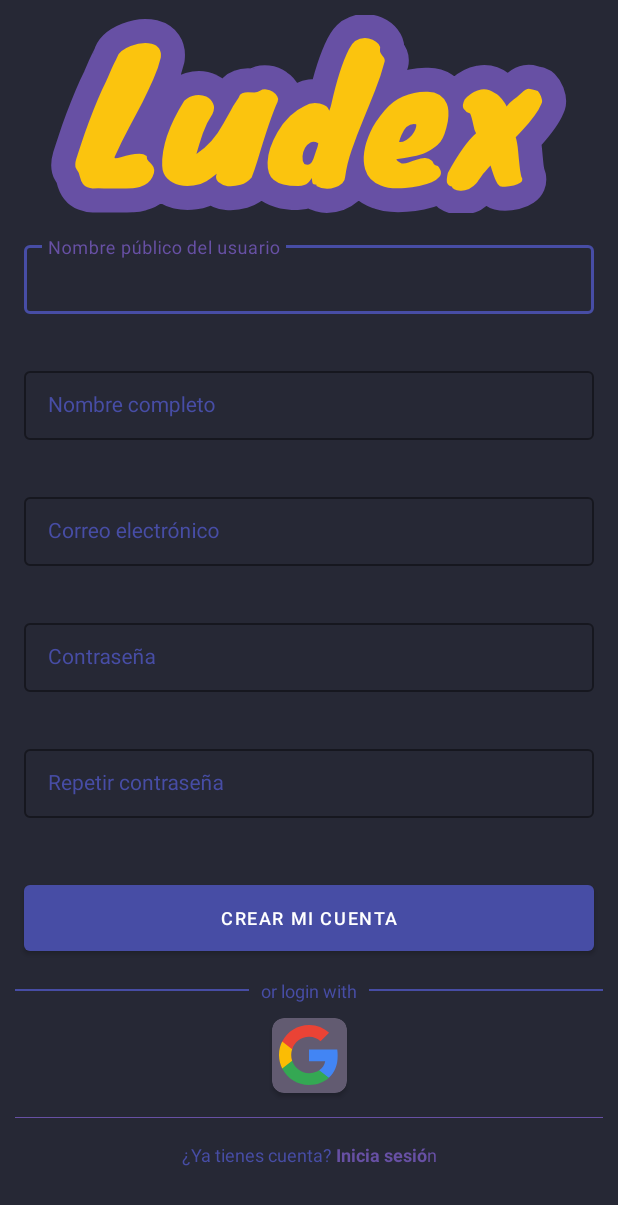
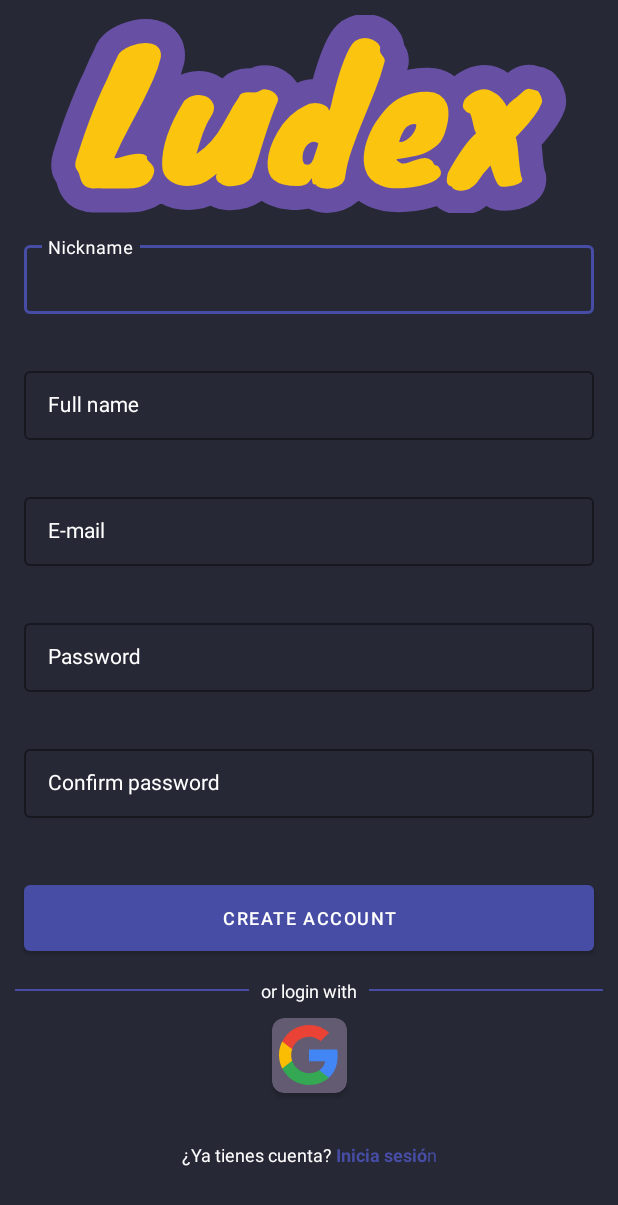
Before and after one commit to cvalera18/Ludex, an Android app: the SignInActivity screen opened directly, with no data from a screen before it, on a phone screen of 412 x 824 dp. Shown: the top 1205 px of the screen. Run offline under Robolectric (Android 15) with nearby library versions, the phone set to English and light mode, and no system bars; our stand-ins replace Dagger/Hilt's generated code, Firebase (no records; nobody signed in at launch, a user with empty details on screens opened directly); Roboto replaces fonts that are not available here.

Commit message:
Translate strings

```diff
--- a/app/src/main/java/com/cvalera/ludex/core/ex/ActivityEx.kt
+++ b/app/src/main/java/com/cvalera/ludex/core/ex/ActivityEx.kt
@@ -33,7 +33,7 @@ fun Activity.span(
 
     completedText.apply {
         setSpan(
-            ForegroundColorSpan(ContextCompat.getColor(context, R.color.seed)),
+            ForegroundColorSpan(ContextCompat.getColor(context, R.color.primary_color)),
             unselectedPart.length,
             (unselectedPart + selectedPart).length + 1,
             Spannable.SPAN_EXCLUSIVE_EXCLUSIVE
--- /dev/null
+++ b/app/src/main/res/color/selector_nav_item_icon_color.xml
@@ -0,0 +1,5 @@
+<?xml version="1.0" encoding="utf-8"?>
+<selector xmlns:android="http://schemas.android.com/apk/res/android">
+    <item android:state_checked="true" android:color="@color/primary_color" /> <!-- Color cuando el ítem está seleccionado -->
+    <item android:state_checked="false" android:color="@color/white" /> <!-- Color cuando el ítem no está seleccionado -->
+</selector>
--- a/app/src/main/res/layout/activity_introduction.xml
+++ b/app/src/main/res/layout/activity_introduction.xml
@@ -23,7 +23,7 @@ tools:context=".presentation.auth.intro.IntroductionActivity">
     android:layout_width="0dp"
     android:layout_height="44dp"
     android:layout_marginHorizontal="16dp"
-    android:text="Iniciar Sesión"
+    android:text="@string/log_in"
     android:layout_marginBottom="16dp"
     app:layout_constraintBottom_toTopOf="@+id/btnSingIn"
     app:layout_constraintEnd_toEndOf="parent"
@@ -35,7 +35,7 @@ tools:context=".presentation.auth.intro.IntroductionActivity">
         android:layout_width="0dp"
         android:layout_height="44dp"
         android:layout_marginHorizontal="16dp"
-        android:text="Crear Cuenta"
+        android:text="@string/create_account"
         android:layout_marginBottom="16dp"
         app:layout_constraintBottom_toTopOf="@+id/btnAnonymous"
         app:layout_constraintEnd_toEndOf="parent"
@@ -48,7 +48,7 @@ tools:context=".presentation.auth.intro.IntroductionActivity">
         android:layout_height="44dp"
         android:layout_marginHorizontal="16dp"
         android:layout_marginBottom="180dp"
-        android:text="INGRESAR COMO INCÓGNITO"
+        android:text="@string/log_in_anonymously"
         app:icon="@drawable/ic_anonymous"
         app:iconGravity="textStart"
         app:layout_constraintBottom_toBottomOf="parent"
--- a/app/src/main/res/layout/activity_main.xml
+++ b/app/src/main/res/layout/activity_main.xml
@@ -34,9 +34,10 @@
                 android:layout_height="wrap_content"
                 android:layout_gravity="bottom"
                 app:backgroundTint="@color/dark_gray"
-                app:itemIconTint="@color/primary_color"
+                app:itemIconTint="@color/selector_nav_item_icon_color"
+                android:pointerIcon="zoom_in"
                 app:itemRippleColor="@color/primary_color"
-                app:itemTextColor="@color/primary_color"
+                app:itemTextColor="@color/white"
                 app:layout_constraintBottom_toBottomOf="parent"
                 app:layout_constraintTop_toBottomOf="@+id/frameContainer"
                 app:menu="@menu/navegation_menu" />
--- a/app/src/main/res/layout/activity_sign_in.xml
+++ b/app/src/main/res/layout/activity_sign_in.xml
@@ -51,7 +51,7 @@ tools:context=".presentation.auth.signin.SignInActivity">
                 style="@style/FormEditText"
                 android:layout_width="match_parent"
                 android:layout_height="wrap_content"
-                android:hint="Nombre público del usuario"
+                android:hint="@string/nickname"
                 android:imeOptions="actionNext"
                 android:inputType="text"
                 android:textColorHighlight="@color/red"
@@ -75,7 +75,7 @@ tools:context=".presentation.auth.signin.SignInActivity">
                 style="@style/FormEditText"
                 android:layout_width="match_parent"
                 android:layout_height="wrap_content"
-                android:hint="Nombre completo"
+                android:hint="@string/full_name"
                 android:imeOptions="actionNext"
                 android:inputType="text" />
 
@@ -97,7 +97,7 @@ tools:context=".presentation.auth.signin.SignInActivity">
                 style="@style/FormEditText"
                 android:layout_width="match_parent"
                 android:layout_height="wrap_content"
-                android:hint="Correo electrónico"
+                android:hint="@string/email"
                 android:imeOptions="actionNext"
                 android:inputType="textEmailAddress"
                 android:textColorHighlight="@color/red"
@@ -121,7 +121,7 @@ tools:context=".presentation.auth.signin.SignInActivity">
                 style="@style/FormEditText"
                 android:layout_width="match_parent"
                 android:layout_height="wrap_content"
-                android:hint="Contraseña"
+                android:hint="@string/password"
                 android:imeOptions="actionNext"
                 android:inputType="textPassword"
                 android:textColorHighlight="@color/red"
@@ -146,7 +146,7 @@ tools:context=".presentation.auth.signin.SignInActivity">
                 style="@style/FormEditText"
                 android:layout_width="match_parent"
                 android:layout_height="wrap_content"
-                android:hint="Repetir contraseña"
+                android:hint="@string/confirm_password"
                 android:imeOptions="actionDone"
                 android:inputType="textPassword"
                 android:textColorHighlight="@color/red"
@@ -161,7 +161,7 @@ tools:context=".presentation.auth.signin.SignInActivity">
             android:layout_height="44dp"
             android:layout_marginHorizontal="16dp"
             android:layout_marginVertical="24dp"
-            android:text="Crear mi Cuenta"
+            android:text="@string/create_account"
             app:layout_constraintBottom_toTopOf="@+id/viewBottom"
             app:layout_constraintEnd_toEndOf="parent"
             app:layout_constraintStart_toStartOf="parent"
--- a/app/src/main/res/layout/activity_verification.xml
+++ b/app/src/main/res/layout/activity_verification.xml
@@ -40,7 +40,7 @@ tools:context=".presentation.auth.verification.VerificationActivity">
     android:visibility="invisible"
     android:layout_marginHorizontal="16dp"
     android:layout_marginTop="32dp"
-    android:text="Continuar"
+    android:text="@string/continue_text"
     app:layout_constraintBottom_toBottomOf="parent"
     app:layout_constraintEnd_toEndOf="parent"
     app:layout_constraintStart_toStartOf="parent"
--- a/app/src/main/res/layout/dialog_login_success.xml
+++ b/app/src/main/res/layout/dialog_login_success.xml
@@ -13,7 +13,7 @@
         android:layout_width="match_parent"
         android:layout_height="wrap_content"
         android:layout_marginTop="16dp"
-        android:text="!Cuenta creada!"
+        android:text="@string/welcome"
         android:textAlignment="center"
         app:layout_constraintTop_toTopOf="parent" />
 
@@ -23,7 +23,7 @@
         android:layout_width="match_parent"
         android:layout_height="wrap_content"
         android:layout_marginTop="8dp"
-        android:text="!Su cuenta se ha creado con éxito!"
+        android:text="@string/succes_new_account"
         android:textAlignment="center"
         app:layout_constraintTop_toBottomOf="@id/tvTitle" />
 
@@ -34,7 +34,7 @@
         android:layout_height="wrap_content"
         android:layout_marginHorizontal="16dp"
         android:layout_marginTop="16dp"
-        android:text="Continuar"
+        android:text="@string/continue_text"
         app:layout_constraintEnd_toEndOf="parent"
         app:layout_constraintStart_toStartOf="parent"
         app:layout_constraintTop_toBottomOf="@+id/tvDescription" />
--- a/app/src/main/res/layout/nav_header.xml
+++ b/app/src/main/res/layout/nav_header.xml
@@ -16,7 +16,7 @@
         android:id="@+id/tvUserName"
         android:layout_width="wrap_content"
         android:layout_height="wrap_content"
-        android:text="User Name"
+        android:text=":User Name"
         android:textSize="18sp"
         android:textStyle="bold"
         android:textColor="@android:color/black"
@@ -26,7 +26,7 @@
         android:id="@+id/tvUserEmail"
         android:layout_width="wrap_content"
         android:layout_height="wrap_content"
-        android:text="User Email"
+        android:text=":User Email"
         android:textSize="14sp"
         android:textStyle="bold"
         android:textColor="@android:color/black"/>
--- a/app/src/main/res/layout/view_bottom.xml
+++ b/app/src/main/res/layout/view_bottom.xml
@@ -24,8 +24,8 @@
             android:layout_height="wrap_content"
             android:paddingStart="8dp"
             android:paddingEnd="8dp"
-            android:text="or login with"
-            android:textColor="@color/primary_color"
+            android:text="@string/or_login_with"
+            android:textColor="@color/white"
             android:textSize="12sp" />
 
         <View
@@ -64,7 +64,6 @@
         android:layout_height="0.5dp"
         android:layout_marginBottom="16dp"
         android:layout_marginHorizontal="10dp"
-        android:background="@color/seed"
         app:layout_constraintBottom_toTopOf="@+id/tvFooter"
         app:layout_constraintEnd_toEndOf="parent"
         app:layout_constraintStart_toStartOf="parent" />
@@ -76,7 +75,7 @@
         android:layout_width="wrap_content"
         android:layout_height="wrap_content"
         android:layout_marginBottom="40dp"
-        android:text="¿Todavía no tienes cuenta? Regístrate"
+        android:text="@string/sign_up_text_button"
         app:layout_constraintBottom_toBottomOf="parent"
         app:layout_constraintEnd_toEndOf="parent"
         app:layout_constraintStart_toStartOf="parent" />
--- a/app/src/main/res/values/strings.xml
+++ b/app/src/main/res/values/strings.xml
@@ -55,14 +55,40 @@
     <string name="signin_error_dialog_body">No hemos podido crear tu cuenta, inténtalo de nuevo más tarde</string>
     <string name="signin_error_dialog_positive_action">Okey :(</string>
     <string name="signin_button_createaccount">Crear mi cuenta</string>
+    <!--    Sign in form    -->
+    <string name="nickname">Nickname</string>
+    <string name="full_name">Full name</string>
+    <string name="email">E-mail</string>
+    <string name="password">Password</string>
+    <string name="confirm_password">Confirm password</string>
+    <string name="create_account">Create Account</string>
 
     <string name="verification_button_go_to_nuwe">Vamos a nuwe</string>
-    <string name="verification_check_mail">Para acceder a la aplicación verifica tu correo electrónico (recuerda mirar en SPAM).</string>
+    <string name="verification_check_mail">To access the app, please verify your email (remember to check your SPAM folder).</string>
     <string name="password_reset_email_sent">Reset email sent</string>
     <string name="password_reset_email_failed">Reset email failed</string>
     <string name="enter_email_message">Enter email</string>
     <string name="error">Error</string>
     <string name="ok">Ok</string>
     <string name="default_web_client_id">993686722819-5tlf50lkhq8khatufi2rq4il3fsdvsn7.apps.googleusercontent.com</string>
-<!--    <string name="default_web_client_id">993686722819-95m8ukq49f41hrsr33lqq28cb5ev63hj.apps.googleusercontent.com</string>-->
+    <!--    <string name="default_web_client_id">993686722819-95m8ukq49f41hrsr33lqq28cb5ev63hj.apps.googleusercontent.com</string>-->
+
+    <!--    Bottom    -->
+    <string name="or_login_with">or login with</string>
+    <string name="sign_up_text_button">Don\'t have an account yet? Sign up</string>
+
+    <!--    Auth    -->
+    <string name="log_in">Log In</string>
+    <string name="log_in_anonymously">Log in Anonymously</string>
+
+    <string name="e_mail">E-mail</string>
+    <string name="forget_password">Forgot your password?</string>
+    <string name="continue_text">Continue</string>
+
+    <string name="welcome">Welcome</string>
+    <string name="succes_new_account">Your account has been successfully created!</string>
+    <string name="user">User</string>
+    <string name="log_out">Log Out</string>
+
+
 </resources>
--- a/app/src/main/res/values/themes.xml
+++ b/app/src/main/res/values/themes.xml
@@ -73,13 +73,13 @@
         <item name="android:textSize">12sp</item>
         <item name="android:insetTop">0dp</item>
         <item name="android:insetBottom">0dp</item>
-        <item name="android:textColor">@color/primary_color</item>
+        <item name="android:textColor">@color/white</item>
         <item name="android:gravity">center</item>
     </style>
 
     <style name="FormEditText" parent="Widget.AppCompat.EditText">
         <item name="android:textSize">14sp</item>
-        <item name="android:textColor">@color/primary_color</item>
+        <item name="android:textColor">@color/white</item>
         <item name="android:paddingLeft">16dp</item>
         <item name="singleLine">true</item>
         <item name="maxLines">1</item>
@@ -92,11 +92,11 @@
         <item name="errorEnabled">true</item>
         <item name="android:layout_marginLeft">16dp</item>
         <item name="android:layout_marginRight">16dp</item>
-        <item name="android:textColorHint">@color/primary_color</item>
+        <item name="android:textColorHint">@color/white</item>
         <item name="boxStrokeColor">@color/primary_color</item>
         <item name="boxStrokeWidth">1dp</item>
         <item name="errorTextColor">@color/red</item>
-        <item name="hintTextColor">@color/seed</item>
+        <item name="hintTextColor">@color/white</item>
     </style>
     <style name="ButtonsCardView" parent="Base.Widget.Material3.CardView">
         <item name="strokeWidth">1dp</item>
```
Also changed, not shown: app/src/main/res/layout/activity_login.xml (+5 -5 lines), app/src/main/res/menu/navigation_drawer.xml (+3 -4 lines), 1 other file.
